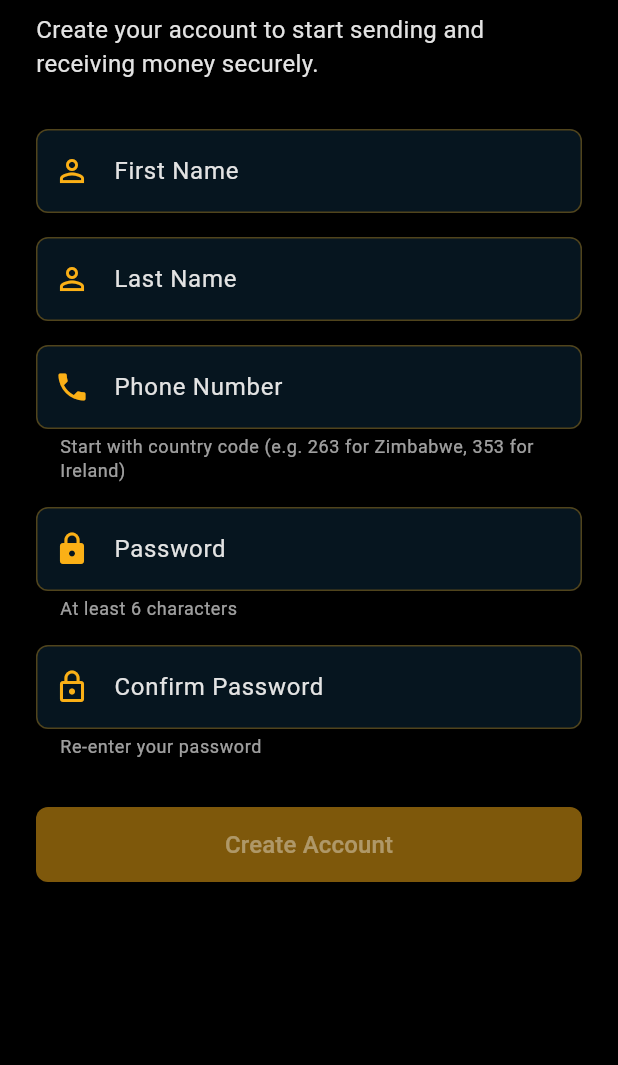
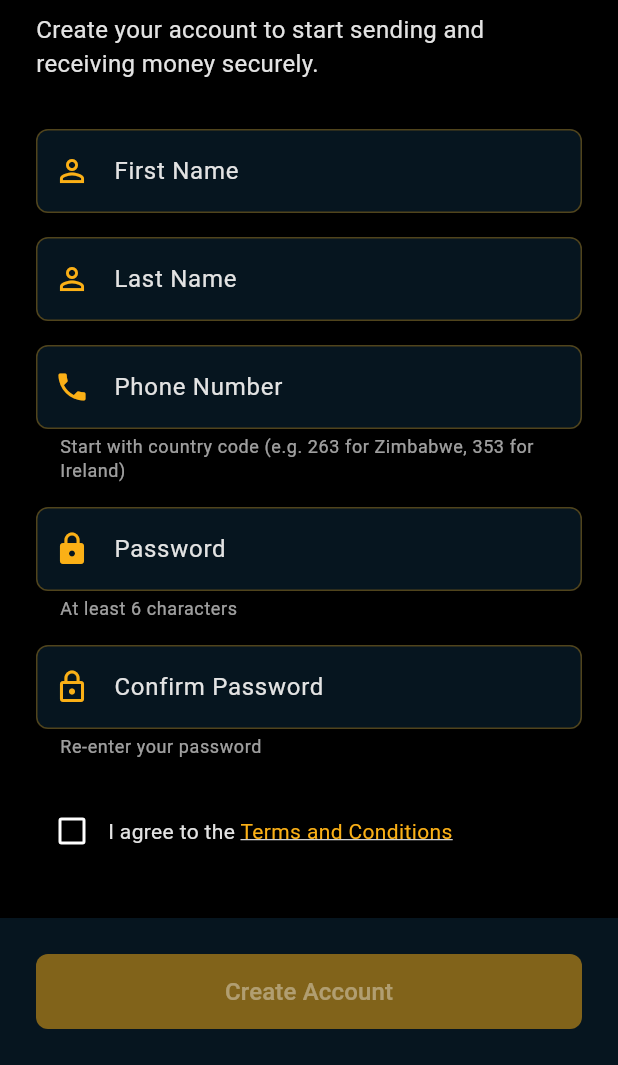
Before and after one commit to Great-Sun-Group/vimbisopay, a Flutter app: the CreateAccountScreen screen opened directly, on a phone screen of 412 x 824 dp, the part 171-1236 px from its top. Run offline on Flutter 3.47's test engine with Material 3 defaults, Android fonts, the light colour scheme and no system bars; our stand-ins replace dartz, equatable, flutter_bloc, flutter_secure_storage, local_auth, lottie and 5 more; missing offline and left inert: encrypt, mobile_scanner, screen_brightness; accounts and stored records are empty.

Commit message:
minor ui fixes

```diff
--- a/vimbisopay_app/lib/presentation/screens/create_account_screen.dart
+++ b/vimbisopay_app/lib/presentation/screens/create_account_screen.dart
@@ -20,6 +20,7 @@ class _CreateAccountScreenState extends State<CreateAccountScreen> {
   final _repository = AccountRepositoryImpl();
   bool _isFormValid = false;
   bool _isLoading = false;
+  bool _acceptedTerms = false;
 
   @override
   void dispose() {
@@ -39,7 +40,8 @@ class _CreateAccountScreenState extends State<CreateAccountScreen> {
           _passwordController.text.isNotEmpty &&
           _confirmPasswordController.text.isNotEmpty &&
           _passwordController.text == _confirmPasswordController.text &&
-                     _passwordController.text.length >= 6;
+          _passwordController.text.length >= 6 &&
+          _acceptedTerms;
     });
   }
 
@@ -206,6 +208,9 @@ class _CreateAccountScreenState extends State<CreateAccountScreen> {
         ),
       ),
       body: SafeArea(
+        child: Column(
+          children: [
+            Expanded(
               child: SingleChildScrollView(
                 padding: const EdgeInsets.all(24.0),
                 child: Theme(
@@ -270,7 +275,6 @@ class _CreateAccountScreenState extends State<CreateAccountScreen> {
                           decoration: const InputDecoration(
                             labelText: 'Phone Number',
                             prefixIcon: Icon(Icons.phone),
-                      hintText: '263712345678 or 353871234567',
                             helperText: 'Start with country code (e.g. 263 for Zimbabwe, 353 for Ireland)',
                             helperMaxLines: 2,
                           ),
@@ -318,8 +322,67 @@ class _CreateAccountScreenState extends State<CreateAccountScreen> {
                             return null;
                           },
                         ),
-                  const SizedBox(height: 32),
-                  FilledButton(
+                        const SizedBox(height: 24),
+                        Row(
+                          children: [
+                            Checkbox(
+                              value: _acceptedTerms,
+                              onChanged: (value) {
+                                setState(() {
+                                  _acceptedTerms = value ?? false;
+                                  _validateForm();
+                                });
+                              },
+                              activeColor: AppColors.primary,
+                            ),
+                            Expanded(
+                              child: GestureDetector(
+                                onTap: () {
+                                  setState(() {
+                                    _acceptedTerms = !_acceptedTerms;
+                                    _validateForm();
+                                  });
+                                },
+                                child: Text.rich(
+                                  TextSpan(
+                                    text: 'I agree to the ',
+                                    style: const TextStyle(
+                                      color: AppColors.textSecondary,
+                                    ),
+                                    children: [
+                                      TextSpan(
+                                        text: 'Terms and Conditions',
+                                        style: TextStyle(
+                                          color: AppColors.primary,
+                                          decoration: TextDecoration.underline,
+                                        ),
+                                      ),
+                                    ],
+                                  ),
+                                ),
+                              ),
+                            ),
+                          ],
+                        ),
+                      ],
+                    ),
+                  ),
+                ),
+              ),
+            ),
+            Container(
+              padding: const EdgeInsets.all(24.0),
+              decoration: BoxDecoration(
+                color: AppColors.surface,
+                boxShadow: [
+                  BoxShadow(
+                    color: Colors.black.withOpacity(0.1),
+                    blurRadius: 4,
+                    offset: const Offset(0, -2),
+                  ),
+                ],
+              ),
+              child: FilledButton(
                 onPressed: _isFormValid && !_isLoading ? _handleCreateAccount : null,
                 style: FilledButton.styleFrom(
                   minimumSize: const Size(double.infinity, 50),
@@ -344,10 +407,8 @@ class _CreateAccountScreenState extends State<CreateAccountScreen> {
                         style: TextStyle(fontSize: 16),
                       ),
               ),
+            ),
           ],
-              ),
-            ),
-          ),
         ),
       ),
     );
--- a/vimbisopay_app/lib/presentation/screens/forgot_password_screen.dart
+++ b/vimbisopay_app/lib/presentation/screens/forgot_password_screen.dart
@@ -295,7 +295,6 @@ class _ForgotPasswordScreenState extends State<ForgotPasswordScreen> {
                         decoration: const InputDecoration(
                           labelText: 'Phone Number',
                           prefixIcon: Icon(Icons.phone),
-                          hintText: '263712345678 or 353871234567',
                           helperText: 'Start with country code (e.g. 263 for Zimbabwe, 353 for Ireland)',
                           helperMaxLines: 2,
                         ),
--- a/vimbisopay_app/lib/presentation/screens/login_screen.dart
+++ b/vimbisopay_app/lib/presentation/screens/login_screen.dart
@@ -314,7 +314,6 @@ class _LoginScreenState extends State<LoginScreen> {
                         decoration: const InputDecoration(
                           labelText: 'Phone Number',
                           prefixIcon: Icon(Icons.phone),
-                          hintText: '263712345678 or 353871234567',
                           helperText: 'Start with country code (e.g. 263 for Zimbabwe, 353 for Ireland)',
                           helperMaxLines: 2,
                         ),
```
Also changed, not shown: vimbisopay_app/lib/presentation/blocs/home/home_bloc.dart (+84 -7 lines). Lines whose indentation alone changed are shown as unchanged.
